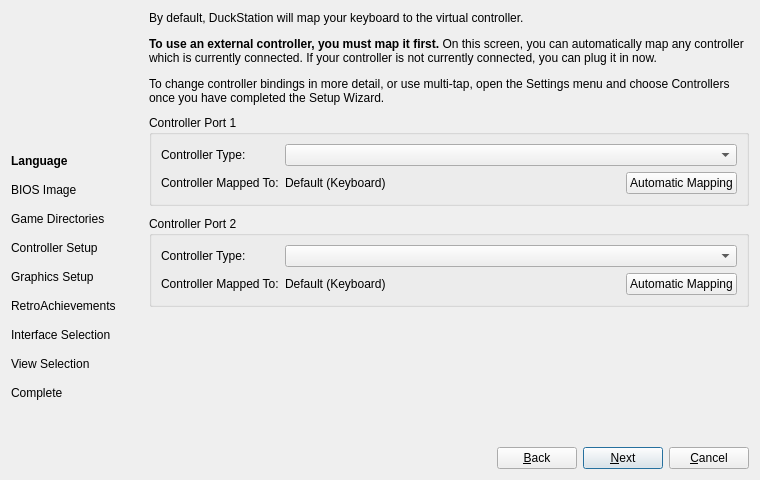
Above: src/duckstation-qt/setupwizarddialog.ui from stenzek/duckstation before the change. Below: the same form after it.
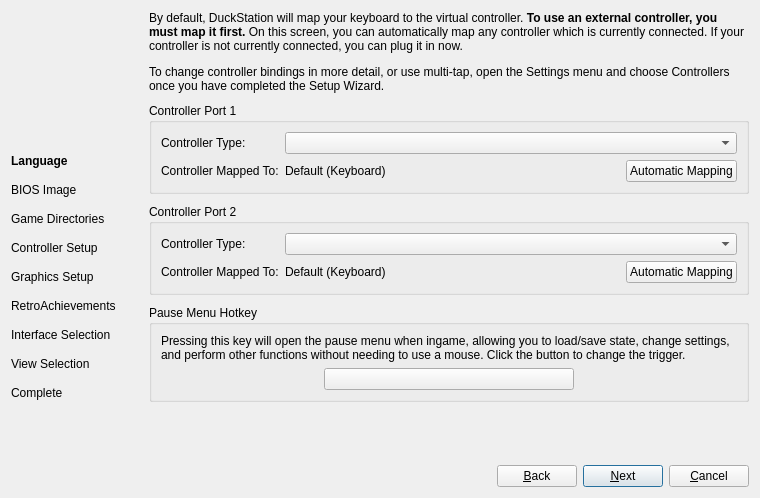
That is the form after the change. The open tabs and pages were chosen to show the change. Icons and pictures are not drawn. Custom widgets are drawn as their Qt base class.

Commit message: Qt: Add pause menu hotkey to setup wizard

What changed in the file:
```diff
--- a/src/duckstation-qt/setupwizarddialog.ui
+++ b/src/duckstation-qt/setupwizarddialog.ui
@@ -7,7 +7,7 @@
     <x>0</x>
     <y>0</y>
     <width>760</width>
-    <height>480</height>
+    <height>498</height>
    </rect>
   </property>
   <property name="windowTitle">
@@ -148,8 +148,8 @@
        </property>
        <property name="sizeHint" stdset="0">
         <size>
-         <width>1</width>
-         <height>1</height>
+         <width>0</width>
+         <height>0</height>
         </size>
        </property>
       </spacer>
@@ -605,7 +605,7 @@
        <item>
         <widget class="QLabel" name="label_8">
          <property name="text">
-          <string>&lt;html&gt;&lt;head/&gt;&lt;body&gt;&lt;p&gt;By default, DuckStation will map your keyboard to the virtual controller.&lt;/p&gt;&lt;p&gt;&lt;span style=&quot; font-weight:700;&quot;&gt;To use an external controller, you must map it first. &lt;/span&gt;On this screen, you can automatically map any controller which is currently connected. If your controller is not currently connected, you can plug it in now.&lt;/p&gt;&lt;p&gt;To change controller bindings in more detail, or use multi-tap, open the Settings menu and choose Controllers once you have completed the Setup Wizard.&lt;/p&gt;&lt;/body&gt;&lt;/html&gt;</string>
+          <string>&lt;html&gt;&lt;head/&gt;&lt;body&gt;&lt;p&gt;By default, DuckStation will map your keyboard to the virtual controller. &lt;span style=&quot; font-weight:700;&quot;&gt;To use an external controller, you must map it first. &lt;/span&gt;On this screen, you can automatically map any controller which is currently connected. If your controller is not currently connected, you can plug it in now.&lt;/p&gt;&lt;p&gt;To change controller bindings in more detail, or use multi-tap, open the Settings menu and choose Controllers once you have completed the Setup Wizard.&lt;/p&gt;&lt;/body&gt;&lt;/html&gt;</string>
          </property>
          <property name="wordWrap">
           <bool>true</bool>
@@ -734,6 +734,61 @@
          </layout>
         </widget>
        </item>
+       <item>
+        <widget class="QGroupBox" name="groupBox_3">
+         <property name="title">
+          <string>Pause Menu Hotkey</string>
+         </property>
+         <layout class="QGridLayout" name="gridLayout_9" columnstretch="0,1,0">
+          <item row="0" column="0" colspan="3">
+           <widget class="QLabel" name="label_2">
+            <property name="text">
+             <string>Pressing this key will open the pause menu when ingame, allowing you to load/save state, change settings, and perform other functions without needing to use a mouse. Click the button to change the trigger.</string>
+            </property>
+            <property name="wordWrap">
+             <bool>true</bool>
+            </property>
+           </widget>
+          </item>
+          <item row="1" column="0">
+           <spacer name="horizontalSpacer_2">
+            <property name="orientation">
+             <enum>Qt::Orientation::Horizontal</enum>
+            </property>
+            <property name="sizeHint" stdset="0">
+             <size>
+              <width>0</width>
+              <height>0</height>
+             </size>
+            </property>
+           </spacer>
+          </item>
+          <item row="1" column="1">
+           <widget class="InputBindingWidget" name="pauseMenuHotkey">
+            <property name="maximumSize">
+             <size>
+              <width>250</width>
+              <height>16777215</height>
+             </size>
+            </property>
+           </widget>
+          </item>
+          <item row="1" column="2">
+           <spacer name="horizontalSpacer_3">
+            <property name="orientation">
+             <enum>Qt::Orientation::Horizontal</enum>
+            </property>
+            <property name="sizeHint" stdset="0">
+             <size>
+              <width>0</width>
+              <height>0</height>
+             </size>
+            </property>
+           </spacer>
+          </item>
+         </layout>
+        </widget>
+       </item>
        <item>
         <spacer name="verticalSpacer_4">
          <property name="orientation">
@@ -1354,16 +1409,22 @@
   </layout>
  </widget>
  <customwidgets>
-  <customwidget>
-   <class>AnimatedStackedWidget</class>
-   <extends>QStackedWidget</extends>
-   <header>animatedstackedwidget.h</header>
-  </customwidget>
   <customwidget>
    <class>CardRadioButton</class>
    <extends>QRadioButton</extends>
    <header>cardradiobutton.h</header>
   </customwidget>
+  <customwidget>
+   <class>AnimatedStackedWidget</class>
+   <extends>QStackedWidget</extends>
+   <header>animatedstackedwidget.h</header>
+   <container>1</container>
+  </customwidget>
+  <customwidget>
+   <class>InputBindingWidget</class>
+   <extends>QPushButton</extends>
+   <header>inputbindingwidgets.h</header>
+  </customwidget>
  </customwidgets>
  <resources>
   <include location="resources/duckstation-qt.qrc"/>
```
The commit also changes 1 other file.
